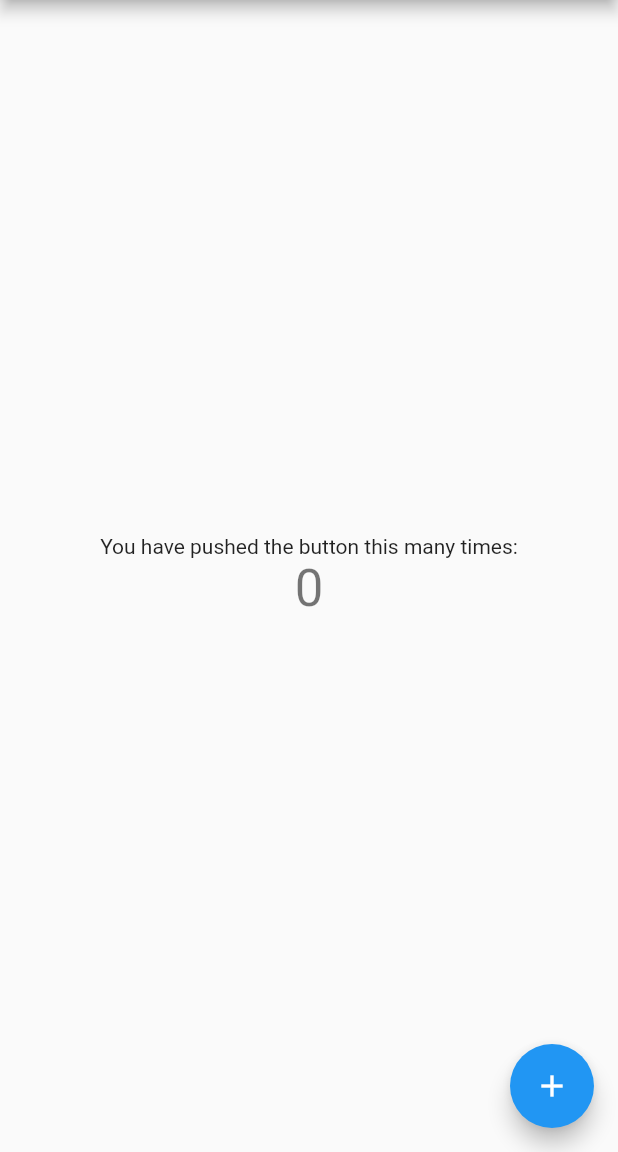
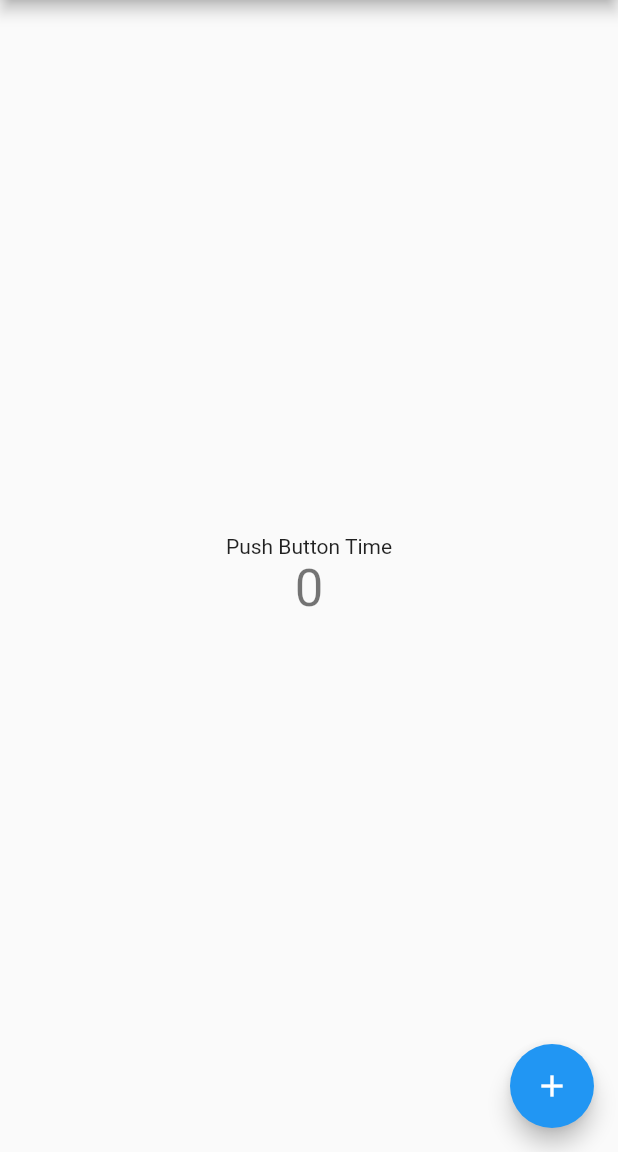
Before and after one commit to MohaimenulBSMRSTU18CSE/hw1_app, a Flutter app: the screen it shows after launch, on a phone screen of 412 x 824 dp, the part 84-1236 px from its top. Run offline on Flutter 3.47's test engine with Material 2 defaults, Android fonts, the phone set to English and light mode, and no system bars.

Commit message:
Second Update

```diff
--- a/lib/main.dart
+++ b/lib/main.dart
@@ -96,7 +96,7 @@ class _MyHomePageState extends State<MyHomePage> {
           mainAxisAlignment: MainAxisAlignment.center,
           children: <Widget>[
             const Text(
-              'You have pushed the button this many times:',
+              'Push Button Time',
             ),
             Text(
               '$_counter',
```
